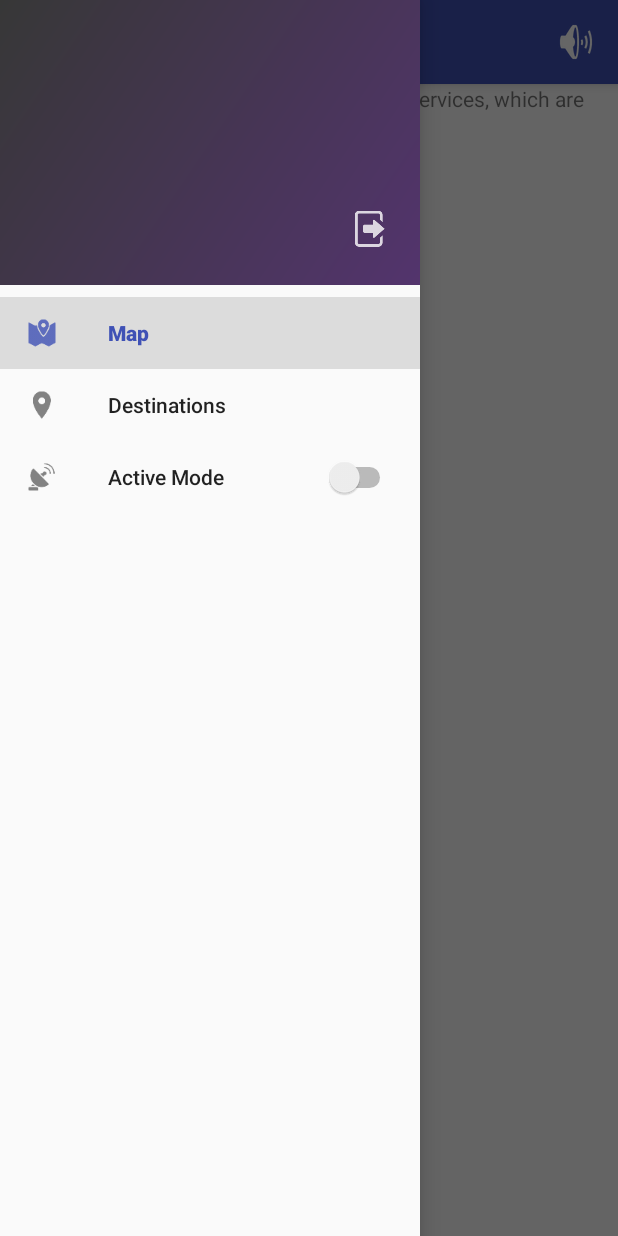
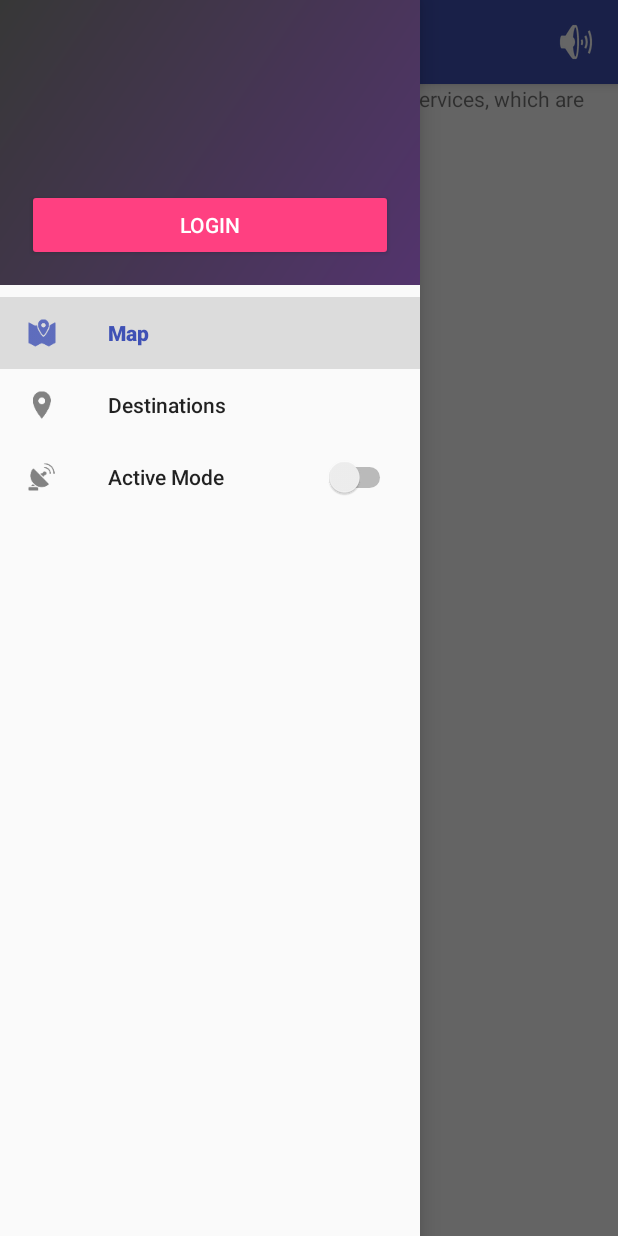
Before and after one commit to AngelMariages/PositionAlert, an Android app: the screen it shows after launch (MainActivity), with the side drawer open, on a phone screen of 412 x 824 dp. Run offline under Robolectric (Android 15) with nearby library versions, the phone set to English and light mode, and no system bars; our stand-ins replace Firebase (no records; nobody signed in at launch, a user with empty details on screens opened directly); 1 statement that could not run was skipped.

Commit message:
Added translations and bug fixes

```diff
--- a/app/src/main/java/org/angelmariages/positionalertv2/ActiveModeService.java
+++ b/app/src/main/java/org/angelmariages/positionalertv2/ActiveModeService.java
@@ -65,6 +65,7 @@ public class ActiveModeService extends Service implements LocationListener {
     @Override
     public void onDestroy() {
         super.onDestroy();
+        //@TODO Stop service if there're not active destinations
         Intent broadcastIntent = new Intent(U.RESTART_SERVICE_INTENT);
         sendBroadcast(broadcastIntent);
         if(mGoogleApiClient.isConnected()) {
--- a/app/src/main/java/org/angelmariages/positionalertv2/MainActivity.java
+++ b/app/src/main/java/org/angelmariages/positionalertv2/MainActivity.java
@@ -18,9 +18,11 @@ import android.support.v7.widget.Toolbar;
 import android.view.Menu;
 import android.view.MenuItem;
 import android.view.View;
+import android.widget.Button;
 import android.widget.CompoundButton;
 import android.widget.ImageButton;
 import android.widget.ImageView;
+import android.widget.ProgressBar;
 import android.widget.Switch;
 import android.widget.TextView;
 
@@ -34,14 +36,14 @@ import org.angelmariages.positionalertv2.destination.Destination;
 import org.angelmariages.positionalertv2.destination.DestinationDBHelper;
 import org.angelmariages.positionalertv2.destination.DestinationManager;
 import org.angelmariages.positionalertv2.destination.destinationList.DestinationList;
-import org.angelmariages.positionalertv2.destinationInterfaces.DestinationChangeListener;
-import org.angelmariages.positionalertv2.destinationInterfaces.DestinationToDBListener;
+import org.angelmariages.positionalertv2.destination.destinationInterfaces.DestinationChangeListener;
+import org.angelmariages.positionalertv2.destination.destinationInterfaces.DestinationToDBListener;
 import org.angelmariages.positionalertv2.userManager.AuthManager;
 import org.angelmariages.positionalertv2.userManager.DownloadUserImage;
 
 import java.util.ArrayList;
 
-public class MainActivity extends AppCompatActivity implements NavigationView.OnNavigationItemSelectedListener, DestinationChangeListener, MapFragmentManager.OnDescriptionMapClickListener {
+public class MainActivity extends AppCompatActivity implements DestinationChangeListener, MapFragmentManager.OnDescriptionMapClickListener {
 
     private MapFragmentManager mapFragmentManager;
     private MapFragment mapFragment;
@@ -88,47 +90,62 @@ public class MainActivity extends AppCompatActivity implements NavigationView.On
         toggle.syncState();
 
         navigationView = (NavigationView) findViewById(R.id.nav_view);
-        navigationView.setNavigationItemSelectedListener(this);
+        NavigationView.OnNavigationItemSelectedListener itemSelectedListener = new NavigationView.OnNavigationItemSelectedListener() {
+            @Override
+            public boolean onNavigationItemSelected(@NonNull MenuItem item) {
+                // Handle navigation view item clicks here.
+                int id = item.getItemId();
+
+                if (id == R.id.nav_map) {
+                    loadMapFragment();
+                } else if (id == R.id.nav_destinationsList) {
+                    loadDestinationsListFragment();
+                }
+
+                DrawerLayout drawer = (DrawerLayout) findViewById(R.id.drawer_layout);
+                drawer.closeDrawer(GravityCompat.START);
+                return true;
+            }
+        };
+
+        navigationView.setNavigationItemSelectedListener(itemSelectedListener);
 
         if(navigationView != null) {
             navigationView.getMenu().getItem(0).setChecked(true);
             //--
             MenuItem activeMode = navigationView.getMenu().findItem(R.id.activeModeItem);
             Switch activeModeSwitch = (Switch) MenuItemCompat.getActionView(activeMode);
-            activeModeSwitch.setChecked(isInActiveMode());
+            activeModeSwitch.setChecked(U.isInActiveMode(this.getApplicationContext()));
             activeModeSwitch.setOnCheckedChangeListener(new CompoundButton.OnCheckedChangeListener() {
                 @Override
                 public void onCheckedChanged(CompoundButton compoundButton, boolean b) {
-                    if(b) {
-                        startActiveMode();
-                    } else {
-                        stopActiveMode();
-                    }
-                }
-            });
-            //--
-            ImageButton loginButton = (ImageButton) navigationView.getHeaderView(0).findViewById(R.id.buttonLogout);
-            loginButton.setOnClickListener(new View.OnClickListener() {
-                @Override
-                public void onClick(View view) {
-                    mAuthManager.signOut();
+                    setActiveMode(b);
                 }
             });
         }
 
         //--
         mAuthManager = new AuthManager(this);
-        mAuthManager.signIn();
         mAuthManager.setSuccesfulLoginListener(new AuthManager.OnSuccesfulLoginListener() {
             @Override
             public void succesfulLogin(String username, String email, Uri image) {
+                navigationView.removeHeaderView(navigationView.getHeaderView(0));
+                navigationView.inflateHeaderView(R.layout.nav_header_main);
                 View headerView = navigationView.getHeaderView(0);
                 TextView userName = (TextView) headerView.findViewById(R.id.userNameText);
                 TextView userEmail = (TextView) headerView.findViewById(R.id.userEmailText);
                 ImageView userImage = (ImageView) headerView.findViewById(R.id.userImageView);
+                ImageButton logoutButton = (ImageButton) navigationView.getHeaderView(0).findViewById(R.id.buttonLogout);
 
                 userName.setText(username);
                 userEmail.setText(email);
+
+                logoutButton.setOnClickListener(new View.OnClickListener() {
+                    @Override
+                    public void onClick(View view) {
+                        mAuthManager.signOut();
+                    }
+                });
 
                 new DownloadUserImage(userImage, MainActivity.this.getApplicationContext())
                         .execute(image.toString());
@@ -137,14 +154,21 @@ public class MainActivity extends AppCompatActivity implements NavigationView.On
         mAuthManager.setOnLogoutListener(new AuthManager.LogoutListener() {
             @Override
             public void onLogout() {
+                navigationView.removeHeaderView(navigationView.getHeaderView(0));
+                navigationView.inflateHeaderView(R.layout.nav_header_loggedout);
                 View headerView = navigationView.getHeaderView(0);
-                TextView userName = (TextView) headerView.findViewById(R.id.userNameText);
-                TextView userEmail = (TextView) headerView.findViewById(R.id.userEmailText);
-                ImageView userImage = (ImageView) headerView.findViewById(R.id.userImageView);
+                final Button loginButton = (Button) headerView.findViewById(R.id.buttonLogin);
+                final ProgressBar progressBar = (ProgressBar) headerView.findViewById(R.id.loginProgressBar);
 
-                userName.setText("");
-                userEmail.setText("");
-                userImage.setImageBitmap(null);
+                loginButton.setEnabled(true);
+                loginButton.setOnClickListener(new View.OnClickListener() {
+                    @Override
+                    public void onClick(View view) {
+                        loginButton.setEnabled(false);
+                        progressBar.setVisibility(View.VISIBLE);
+                        mAuthManager.signIn();
+                    }
+                });
             }
         });
     }
@@ -169,7 +193,6 @@ public class MainActivity extends AppCompatActivity implements NavigationView.On
     @Override
     protected void onDestroy() {
         dbHelper.close();
-        stopActiveMode();
         destinationManager.disconnectApiClient();
         mAuthManager.removeListener();
         super.onDestroy();
@@ -213,22 +236,6 @@ public class MainActivity extends AppCompatActivity implements NavigationView.On
                 mAuthManager.onActivityResult(requestCode, resultCode, data);
             }
         }
-    }
-
-    @Override
-    public boolean onNavigationItemSelected(@NonNull MenuItem item) {
-        // Handle navigation view item clicks here.
-        int id = item.getItemId();
-
-        if (id == R.id.nav_map) {
-            loadMapFragment();
-        } else if (id == R.id.nav_destinationsList) {
-            loadDestinationsListFragment();
-        }
-
-        DrawerLayout drawer = (DrawerLayout) findViewById(R.id.drawer_layout);
-        drawer.closeDrawer(GravityCompat.START);
-        return true;
     }
 
     private void loadStopAlarmFragment(String ringtone) {
@@ -277,23 +284,17 @@ public class MainActivity extends AppCompatActivity implements NavigationView.On
         mapFragmentManager = null;
     }
 
-    private void startActiveMode() {
-        //@TODO Change this to one method
-        if(!isInActiveMode()) startService(new Intent(getBaseContext(), ActiveModeService.class));
-    }
-
-    private void stopActiveMode() {
-        if(isInActiveMode()) stopService(new Intent(getBaseContext(), ActiveModeService.class));
-    }
-
-    private boolean isInActiveMode() {
-        ActivityManager manager = (ActivityManager) getSystemService(Context.ACTIVITY_SERVICE);
-        for (ActivityManager.RunningServiceInfo service : manager.getRunningServices(Integer.MAX_VALUE)) {
-            if (ActiveModeService.class.getName().equals(service.service.getClassName())) {
-                return true;
-            }
+    private void setActiveMode(boolean active) {
+        if(active) {
+            if (!U.isInActiveMode(this.getApplicationContext()))
+                startService(new Intent(getBaseContext(), ActiveModeService.class));
+        } else {
+            if(U.isInActiveMode(this.getApplicationContext()))
+                stopService(new Intent(getBaseContext(), ActiveModeService.class));
         }
-        return false;
+        getSharedPreferences(U.SHARED_PREFERENCES_NAME, Context.MODE_PRIVATE).edit()
+                .putBoolean(U.ACTIVE_MODE_PREFERENCE, active)
+                .apply();
     }
 
     /** START overrided methods of DestinationChangeListener */
--- a/app/src/main/java/org/angelmariages/positionalertv2/MapFragmentManager.java
+++ b/app/src/main/java/org/angelmariages/positionalertv2/MapFragmentManager.java
@@ -17,8 +17,8 @@ import com.google.android.gms.maps.model.MarkerOptions;
 
 import org.angelmariages.positionalertv2.destination.Destination;
 import org.angelmariages.positionalertv2.destination.DestinationDialogFragment;
-import org.angelmariages.positionalertv2.destinationInterfaces.DestinationChangeListener;
-import org.angelmariages.positionalertv2.destinationInterfaces.DestinationToDBListener;
+import org.angelmariages.positionalertv2.destination.destinationInterfaces.DestinationChangeListener;
+import org.angelmariages.positionalertv2.destination.destinationInterfaces.DestinationToDBListener;
 
 import java.util.ArrayList;
 import java.util.HashMap;
--- a/app/src/main/java/org/angelmariages/positionalertv2/U.java
+++ b/app/src/main/java/org/angelmariages/positionalertv2/U.java
@@ -2,6 +2,7 @@ package org.angelmariages.positionalertv2;
 
 import android.Manifest;
 import android.app.Activity;
+import android.app.ActivityManager;
 import android.content.Context;
 import android.content.pm.PackageManager;
 import android.support.v4.app.ActivityCompat;
@@ -19,7 +20,7 @@ public abstract class U {
     public static final int NULL_ID = -1;
     public static final String RINGTONE_TO_ACTIVITY = "org.angelmariages.positionalertv2.STOP_RINGTONE_ACTION";
     public static final String RESTART_SERVICE_INTENT = "org.angelmariages.positionalertv2.RESTART_SERVICE_INTENT";
-    public static String geofenceDefaultName = "org.angelmariages.positionalertv2.GEOFENCE_DEFAULT";
+    public static final String ACTIVE_MODE_PREFERENCE = "org.angelmariages.positionalertv2.ACTIVE_MODE_PREFERENCE";
     public static final int RINGTONE_SELECT_RESULT = 987;
     private static FirebaseDatabase mFirebaseDatabase = null;
 
@@ -84,4 +85,14 @@ public abstract class U {
         }
         return mFirebaseDatabase;
     }
+
+    public static boolean isInActiveMode(Context context) {
+        ActivityManager manager = (ActivityManager) context.getSystemService(Context.ACTIVITY_SERVICE);
+        for (ActivityManager.RunningServiceInfo service : manager.getRunningServices(Integer.MAX_VALUE)) {
+            if (ActiveModeService.class.getName().equals(service.service.getClassName())) {
+                return true;
+            }
+        }
+        return false;
+    }
 }
--- a/app/src/main/java/org/angelmariages/positionalertv2/destinationInterfaces/DestinationChangeListener.java
+++ b/app/src/main/java/org/angelmariages/positionalertv2/destination/destinationInterfaces/DestinationChangeListener.java
@@ -1,4 +1,4 @@
-package org.angelmariages.positionalertv2.destinationInterfaces;
+package org.angelmariages.positionalertv2.destination.destinationInterfaces;
 
 import com.google.android.gms.maps.model.LatLng;
 import org.angelmariages.positionalertv2.destination.Destination;
--- a/app/src/main/java/org/angelmariages/positionalertv2/destinationInterfaces/DestinationToDBListener.java
+++ b/app/src/main/java/org/angelmariages/positionalertv2/destination/destinationInterfaces/DestinationToDBListener.java
@@ -1,4 +1,4 @@
-package org.angelmariages.positionalertv2.destinationInterfaces;
+package org.angelmariages.positionalertv2.destination.destinationInterfaces;
 
 public interface DestinationToDBListener {
     void onDestinationAdded(int destinationID);
--- a/app/src/main/java/org/angelmariages/positionalertv2/destination/destinationList/DestinationListAdapter.java
+++ b/app/src/main/java/org/angelmariages/positionalertv2/destination/destinationList/DestinationListAdapter.java
@@ -16,7 +16,7 @@ import com.google.android.gms.maps.MapFragment;
 import com.google.android.gms.maps.model.CameraPosition;
 
 import org.angelmariages.positionalertv2.U;
-import org.angelmariages.positionalertv2.destinationInterfaces.DestinationChangeListener;
+import org.angelmariages.positionalertv2.destination.destinationInterfaces.DestinationChangeListener;
 import org.angelmariages.positionalertv2.MapFragmentManager;
 import org.angelmariages.positionalertv2.destination.Destination;
 import org.angelmariages.positionalertv2.R;
--- a/app/src/main/java/org/angelmariages/positionalertv2/userManager/DownloadUserImage.java
+++ b/app/src/main/java/org/angelmariages/positionalertv2/userManager/DownloadUserImage.java
@@ -12,7 +12,7 @@ import java.io.IOException;
 import java.io.InputStream;
 import java.net.URL;
 
-public class DownloadUserImage extends AsyncTask<String, Integer, Bitmap> {
+public class DownloadUserImage extends AsyncTask<String, Void, Bitmap> {
 
     private ImageView imageView;
     private Context mContext;
--- a/app/src/main/res/layout/activity_main.xml
+++ b/app/src/main/res/layout/activity_main.xml
@@ -11,7 +11,6 @@
     <android.support.design.widget.NavigationView android:id="@+id/nav_view"
         android:layout_width="wrap_content" android:layout_height="match_parent"
         android:layout_gravity="start" android:fitsSystemWindows="true"
-        app:headerLayout="@layout/nav_header_main"
+        app:headerLayout="@layout/nav_header_loggedout"
         app:menu="@menu/activity_main_drawer" />
-
 </android.support.v4.widget.DrawerLayout>
--- /dev/null
+++ b/app/src/main/res/layout/nav_header_loggedout.xml
@@ -0,0 +1,40 @@
+<?xml version="1.0" encoding="utf-8"?>
+<LinearLayout
+    xmlns:android="http://schemas.android.com/apk/res/android"
+    xmlns:tools="http://schemas.android.com/tools"
+    android:layout_height="@dimen/nav_header_height"
+    android:layout_width="match_parent"
+    android:background="@drawable/side_nav_bar"
+    android:orientation="vertical">
+
+    <LinearLayout
+        android:layout_width="match_parent"
+        android:layout_height="0dp"
+        android:paddingLeft="@dimen/nav_header_padding"
+        android:paddingStart="@dimen/nav_header_padding"
+        android:paddingRight="@dimen/nav_header_padding"
+        android:paddingEnd="@dimen/nav_header_padding"
+        android:paddingTop="@dimen/nav_header_padding"
+        android:theme="@style/ThemeOverlay.AppCompat.Dark"
+        android:orientation="vertical"
+        android:gravity="bottom"
+        android:layout_weight="1">
+
+        <Button
+            android:text="@string/buttonLogin"
+            android:layout_width="match_parent"
+            android:layout_height="wrap_content"
+            android:id="@+id/buttonLogin"
+            style="@style/Widget.AppCompat.Button.Colored"
+            android:textColor="@color/common_google_signin_btn_text_dark_default" />
+
+    </LinearLayout>
+
+    <ProgressBar
+        style="?android:attr/progressBarStyleHorizontal"
+        android:layout_width="match_parent"
+        android:layout_height="wrap_content"
+        android:id="@+id/loginProgressBar"
+        android:visibility="invisible"
+        android:indeterminate="true" />
+</LinearLayout>
```
Also changed, not shown: app/src/main/java/org/angelmariages/positionalertv2/ActiveModeRestart.java (+6 -1 lines).
